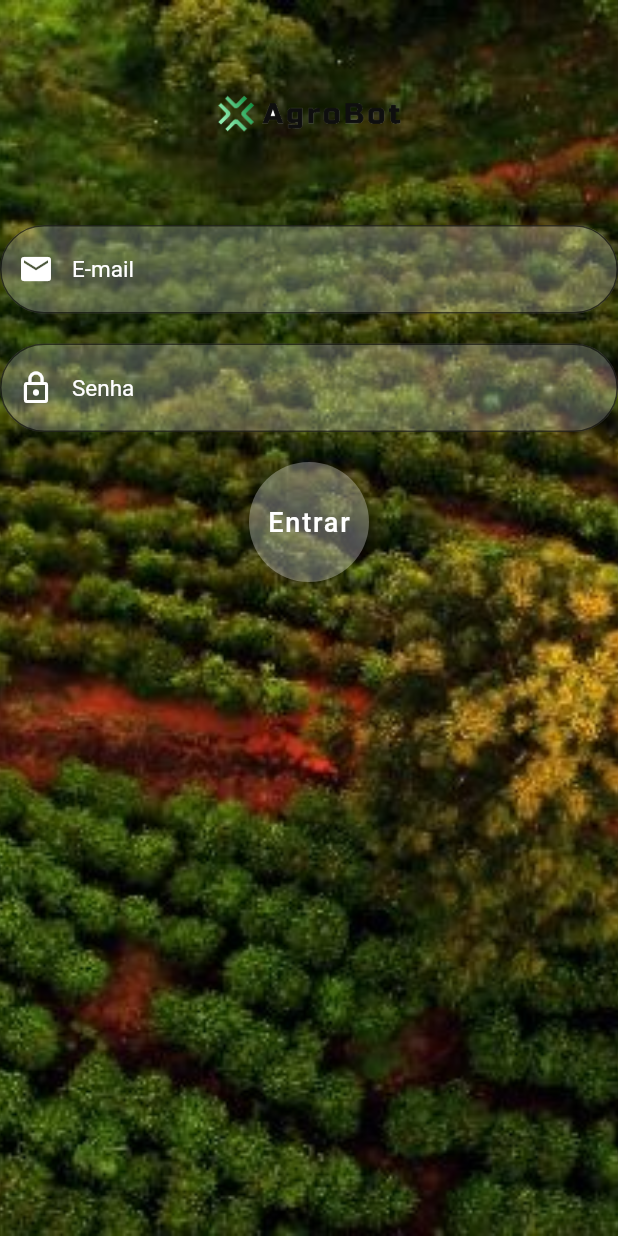
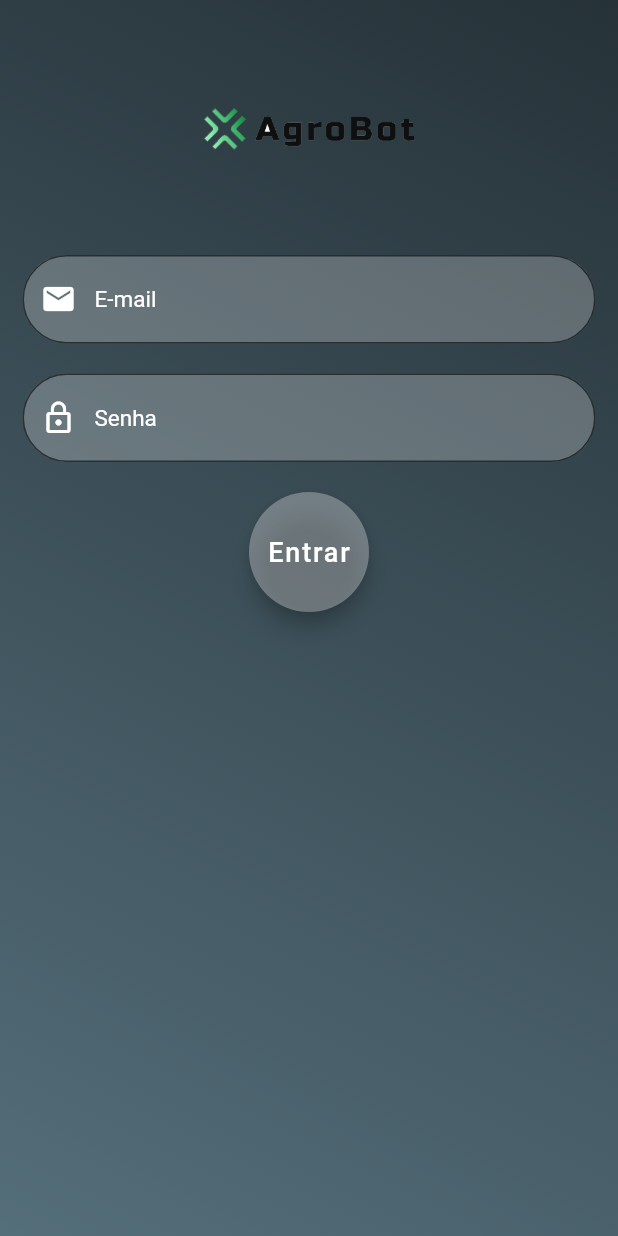
Before and after one commit to gmcc1989/AgroBot, a Flutter app: the LoginPage screen opened directly, on a phone screen of 412 x 824 dp. Run offline on Flutter 3.47's test engine with Material 2 defaults, Android fonts, the phone set to English and light mode, and no system bars; our stand-ins replace firebase_auth, firebase_core, firebase_database, reactive_forms, syncfusion_flutter_charts; accounts and stored records are empty; Roboto replaces fonts that are missing (WorkSansLight).

Commit message:
ajustes de layout no login

```diff
--- a/lib/main.dart
+++ b/lib/main.dart
@@ -1,3 +1,4 @@
+import 'package:agrobotApp/pages/setup/signIn.dart';
 import 'package:agrobotApp/pages/setup/welcome.dart';
 import 'package:flutter/material.dart';
 // Import the firebase_core plugin
--- a/lib/pages/setup/signIn.dart
+++ b/lib/pages/setup/signIn.dart
@@ -21,26 +21,30 @@ class _LoginPageState extends State<LoginPage> {
       body: Form(
         key: _formkey,
         child: Container(
+          padding: EdgeInsets.only(left: 15, right: 15),
           decoration: BoxDecoration(
-              image: DecorationImage(
-                  image: AssetImage("lib/assets/images/agro.jpg"),
-                  fit: BoxFit.cover
-                 )
-              ),
+            gradient: LinearGradient(
+              begin: Alignment.topRight,
+              end: Alignment.bottomLeft,
+              colors: [
+                Colors.blueGrey.shade900,
+                Colors.blueGrey.shade600,
+              ],
+              )),
+
           child: Column(
             children: <Widget>[
               Stack(
                 alignment: Alignment.bottomCenter,
                 children: <Widget>[
                   Column(
-
                     children: <Widget>[
                       Padding(
                         padding: EdgeInsets.only(top: 10, bottom: 10, left: 20, right: 20),
                         child: Image.asset(
                           "lib/assets/images/logotransp.png",
-                          width: 130,
-                          height: 130,
+                          width: 150,
+                          height: 150,
                           fit: BoxFit.contain,
                         ),
                       ),
--- a/pubspec.yaml
+++ b/pubspec.yaml
@@ -35,10 +35,12 @@ dependencies:
   flare_flutter: ^3.0.1
   carousel_pro: ^1.0.0
   cloud_firestore: ^3.1.6
+  flutter_native_splash: ^1.3.3
 
   # The following adds the Cupertino Icons font to your application.
   # Use with the CupertinoIcons class for iOS style icons.
   cupertino_icons: ^1.0.0
+  flutter_native_splash: ^1.2.3
 
 dev_dependencies:
   flutter_test:
```
Also changed, not shown: lib/pages/setup/welcome.dart (+11 -30 lines), pubspec.lock, 1 other file.
